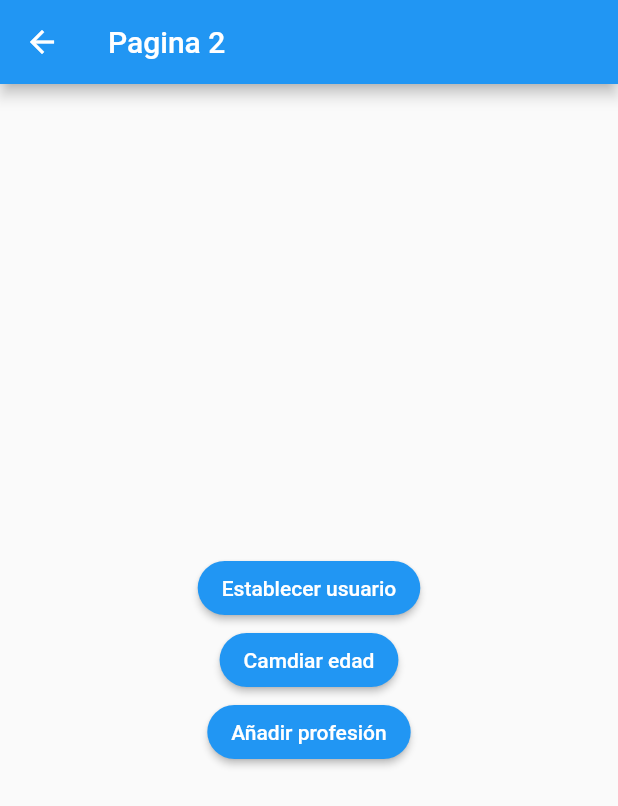
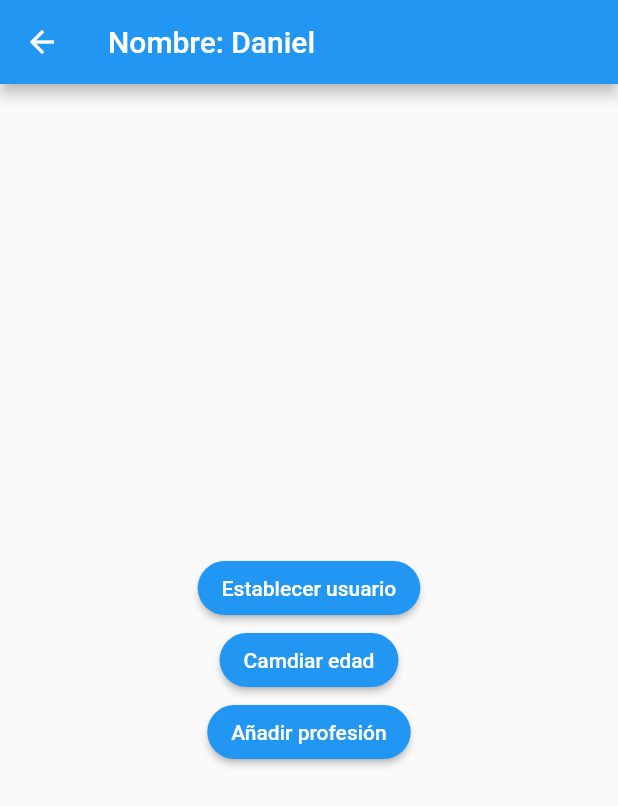
Before and after one commit to daniesquivelc97/estados-app, a Flutter app: the Pagina2Page screen opened by its route, after a tap on "Establecer usuario", on a phone screen of 412 x 824 dp. Shown: the top 806 px of the screen. Run offline on Flutter 3.47's test engine with Material 2 defaults, Android fonts, the phone set to English and light mode, and no system bars; accounts and stored records are empty.

Commit message:
Implementación de singleton

```diff
--- a/lib/pages/pagina1_page.dart
+++ b/lib/pages/pagina1_page.dart
@@ -1,3 +1,5 @@
+import 'package:estados_app/models/usuario.dart';
+import 'package:estados_app/services/usuario_service.dart';
 import 'package:flutter/material.dart';
 
 class Pagina1Page extends StatelessWidget {
@@ -7,7 +9,18 @@ class Pagina1Page extends StatelessWidget {
       appBar: AppBar(
         title: const Text('Pagina 1'),
       ),
-      body: InformacionUsuario(),
+      body: StreamBuilder(
+        stream: usuarioService.usuarioStream,
+        builder: (BuildContext context, AsyncSnapshot<Usuario> snapshot) {
+          return snapshot.hasData
+              ? InformacionUsuario(
+                  usuario: snapshot.data,
+                )
+              : const Center(
+                  child: Text('No hay información del usuario'),
+                );
+        },
+      ),
       floatingActionButton: FloatingActionButton(
         child: const Icon(Icons.accessibility_new),
         onPressed: () => Navigator.pushNamed(context, 'pagina2'),
@@ -17,8 +30,11 @@ class Pagina1Page extends StatelessWidget {
 }
 
 class InformacionUsuario extends StatelessWidget {
+  final Usuario? usuario;
+
   const InformacionUsuario({
     Key? key,
+    this.usuario,
   }) : super(key: key);
 
   @override
@@ -29,30 +45,30 @@ class InformacionUsuario extends StatelessWidget {
       padding: const EdgeInsets.all(20.0),
       child: Column(
         crossAxisAlignment: CrossAxisAlignment.start,
-        children: const [
-          Text(
+        children: [
+          const Text(
             'General',
             style: TextStyle(fontSize: 18, fontWeight: FontWeight.bold),
           ),
           Divider(),
           ListTile(
-            title: Text('Nombre: '),
+            title: Text('Nombre: ${usuario?.nombre}'),
           ),
           ListTile(
-            title: Text('Edad: '),
+            title: Text('Edad: ${usuario?.edad}'),
           ),
-          Text(
+          const Text(
             'Profesiones',
             style: TextStyle(fontSize: 18, fontWeight: FontWeight.bold),
           ),
-          Divider(),
+          const Divider(),
           ListTile(
-            title: Text('Profesion 1: '),
+            title: Text('Profesion 1: ${usuario?.profesiones[0]}'),
           ),
-          ListTile(
+          const ListTile(
             title: Text('Profesion 2: '),
           ),
-          ListTile(
+          const ListTile(
             title: Text('Profesion 3: '),
           ),
         ],
--- a/lib/pages/pagina2_page.dart
+++ b/lib/pages/pagina2_page.dart
@@ -1,3 +1,5 @@
+import 'package:estados_app/models/usuario.dart';
+import 'package:estados_app/services/usuario_service.dart';
 import 'package:flutter/material.dart';
 
 class Pagina2Page extends StatelessWidget {
@@ -5,7 +7,14 @@ class Pagina2Page extends StatelessWidget {
   Widget build(BuildContext context) {
     return Scaffold(
       appBar: AppBar(
-        title: const Text('Pagina 2'),
+        title: StreamBuilder(
+          stream: usuarioService.usuarioStream,
+          builder: (BuildContext context, AsyncSnapshot<Usuario> snapshot) {
+            return snapshot.hasData
+                ? Text('Nombre: ${snapshot.data?.nombre}')
+                : Text('Pagina2');
+          },
+        ),
       ),
       body: Center(
         child: Column(
@@ -20,7 +29,13 @@ class Pagina2Page extends StatelessWidget {
               shape: RoundedRectangleBorder(
                 borderRadius: BorderRadius.circular(30),
               ),
-              onPressed: () {},
+              onPressed: () {
+                final nuevoUsuario = Usuario(
+                    nombre: 'Daniel',
+                    edad: 25,
+                    profesiones: ['Ingeniero de sistemas']);
+                usuarioService.cargarUsuario(nuevoUsuario);
+              },
             ),
             MaterialButton(
               child: const Text(
@@ -31,7 +46,9 @@ class Pagina2Page extends StatelessWidget {
               shape: RoundedRectangleBorder(
                 borderRadius: BorderRadius.circular(30),
               ),
-              onPressed: () {},
+              onPressed: () {
+                usuarioService.cambiarEdad(30);
+              },
             ),
             MaterialButton(
               child: const Text(
--- /dev/null
+++ b/lib/services/usuario_service.dart
@@ -0,0 +1,32 @@
+import 'dart:async';
+
+import 'package:estados_app/models/usuario.dart';
+
+class _UsuarioService {
+  Usuario? _usuario;
+
+  final StreamController<Usuario> _usuarioStreamController =
+      StreamController<Usuario>.broadcast();
+
+  Usuario? get usuario => _usuario;
+
+  bool get existeUsuario => _usuario != null ? true : false;
+
+  Stream<Usuario> get usuarioStream => _usuarioStreamController.stream;
+
+  void cargarUsuario(Usuario user) {
+    _usuario = user;
+    _usuarioStreamController.add(user);
+  }
+
+  void cambiarEdad(int edad) {
+    _usuario?.edad = edad;
+    _usuarioStreamController.add(_usuario!);
+  }
+
+  dispose() {
+    _usuarioStreamController.close();
+  }
+}
+
+final usuarioService = _UsuarioService();
```
